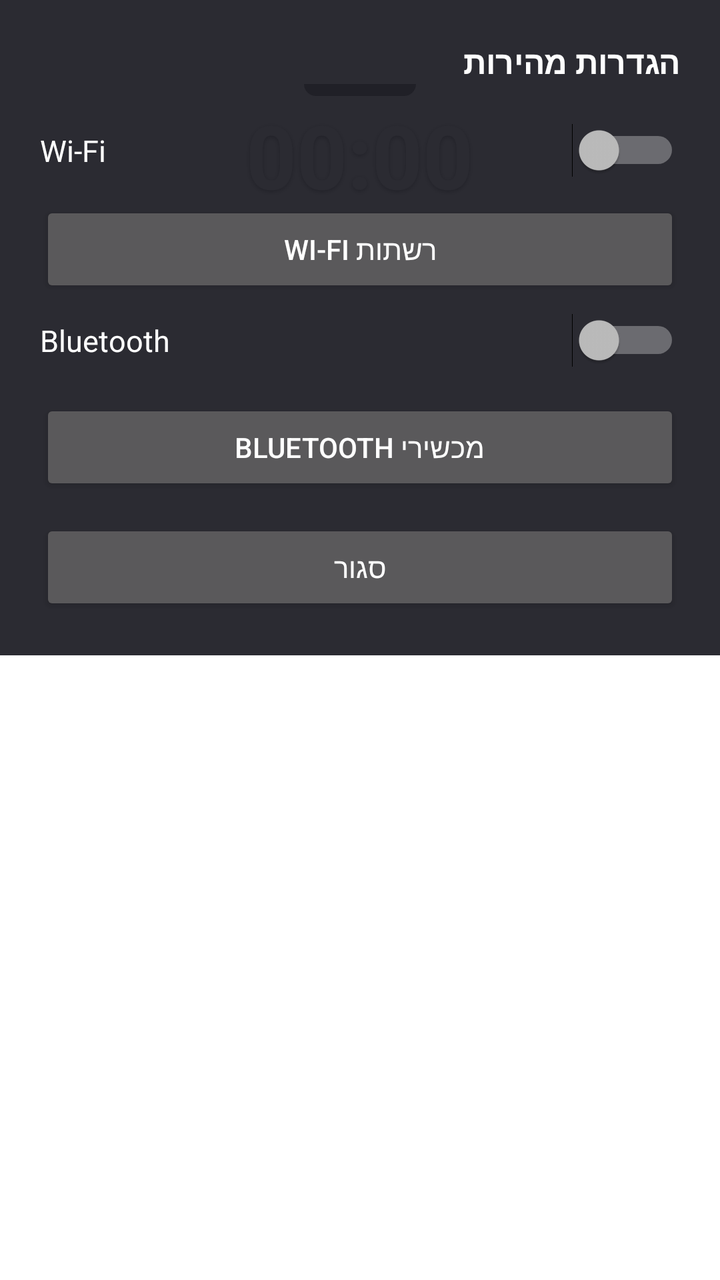
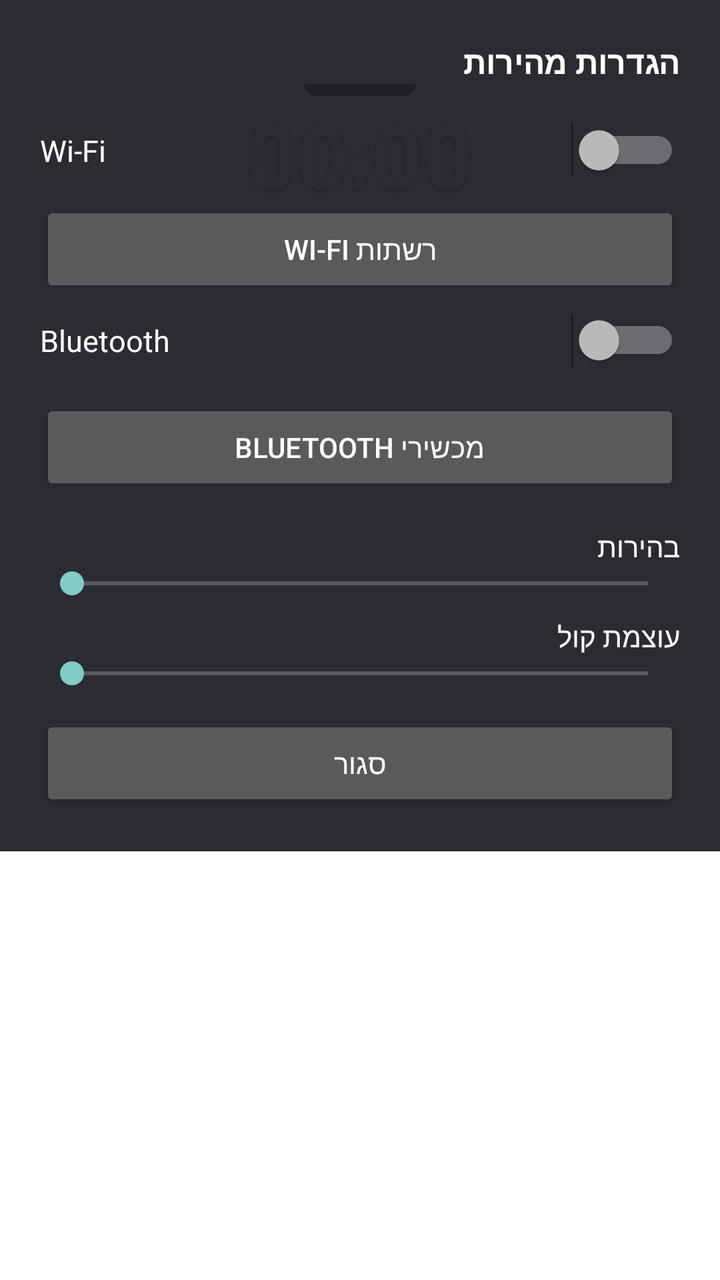

Before-and-after screenshots of an Android layout around one commit, followed by the original layout XML and the change that was made.
<!-- AndroidManifest.xml: activity theme Theme.Kiosk.Home -->
<!-- res/layout/activity_main.xml -->
<?xml version="1.0" encoding="utf-8"?>
<FrameLayout xmlns:android="http://schemas.android.com/apk/res/android"
    android:layout_width="match_parent"
    android:layout_height="match_parent">

    <TextClock
        android:id="@+id/clockText"
        android:layout_width="wrap_content"
        android:layout_height="wrap_content"
        android:layout_gravity="top|center_horizontal"
        android:layout_marginTop="48dp"
        android:format12Hour="HH:mm"
        android:format24Hour="HH:mm"
        android:textColor="#FFFFFF"
        android:textSize="44sp"
        android:textStyle="bold"
        android:shadowColor="#99000000"
        android:shadowDx="0"
        android:shadowDy="2"
        android:shadowRadius="6" />

    <TextClock
        android:id="@+id/dateText"
        android:layout_width="wrap_content"
        android:layout_height="wrap_content"
        android:layout_gravity="top|center_horizontal"
        android:layout_marginTop="104dp"
        android:format12Hour="EEEE, d MMMM"
        android:format24Hour="EEEE, d MMMM"
        android:textColor="#DDFFFFFF"
        android:textSize="16sp"
        android:shadowColor="#99000000"
        android:shadowDx="0"
        android:shadowDy="1"
        android:shadowRadius="4" />

    <TextView
        android:id="@+id/statusText"
        android:layout_width="wrap_content"
        android:layout_height="wrap_content"
        android:layout_gravity="top|center_horizontal"
        android:layout_marginTop="134dp"
        android:textColor="#CCFFFFFF"
        android:textSize="13sp"
        android:shadowColor="#99000000"
        android:shadowDx="0"
        android:shadowDy="1"
        android:shadowRadius="4" />

    <TextView
        android:id="@+id/emptyStateText"
        android:layout_width="wrap_content"
        android:layout_height="wrap_content"
        android:layout_gravity="center"
        android:text="לא נבחרו אפליקציות עדיין"
        android:textColor="#FFFFFF"
        android:shadowColor="#99000000"
        android:shadowDx="0"
        android:shadowDy="1"
        android:shadowRadius="4"
        android:textSize="16sp"
        android:visibility="gone" />

    <androidx.recyclerview.widget.RecyclerView
        android:id="@+id/kioskGrid"
        android:layout_width="match_parent"
        android:layout_height="match_parent"
        android:paddingStart="16dp"
        android:paddingEnd="16dp"
        android:paddingTop="200dp"
        android:paddingBottom="24dp"
        android:clipToPadding="false" />

    
    <LinearLayout
        android:id="@+id/curtainHandle"
        android:layout_width="match_parent"
        android:layout_height="56dp"
        android:layout_gravity="top|center_horizontal"
        android:gravity="bottom|center_horizontal"
        android:paddingBottom="8dp">

        <View
            android:layout_width="56dp"
            android:layout_height="6dp"
            android:background="@drawable/curtain_handle_background" />

    </LinearLayout>

    
    <View
        android:id="@+id/adminCornerTrigger"
        android:layout_width="64dp"
        android:layout_height="64dp"
        android:layout_gravity="top|start" />

    
    <LinearLayout
        android:id="@+id/curtainPanel"
        android:layout_width="match_parent"
        android:layout_height="wrap_content"
        android:layout_gravity="top"
        android:orientation="vertical"
        android:background="#EE1C1C24"
        android:padding="20dp">

        <TextView
            android:layout_width="match_parent"
            android:layout_height="wrap_content"
            android:text="הגדרות מהירות"
            android:textColor="#FFFFFF"
            android:textStyle="bold"
            android:textSize="16sp"
            android:layout_marginBottom="12dp" />

        <LinearLayout
            android:id="@+id/curtainWifiRow"
            android:layout_width="match_parent"
            android:layout_height="wrap_content"
            android:orientation="horizontal"
            android:gravity="center_vertical"
            android:paddingTop="8dp"
            android:paddingBottom="8dp">

            <TextView
                android:layout_width="0dp"
                android:layout_height="wrap_content"
                android:layout_weight="1"
                android:text="Wi-Fi"
                android:textColor="#FFFFFF"
                android:textSize="15sp" />

            <Switch
                android:id="@+id/curtainWifiSwitch"
                android:layout_width="wrap_content"
                android:layout_height="wrap_content" />

        </LinearLayout>

        <Button
            android:id="@+id/curtainWifiNetworksButton"
            android:layout_width="match_parent"
            android:layout_height="wrap_content"
            android:layout_marginTop="4dp"
            android:text="רשתות Wi-Fi" />

        <LinearLayout
            android:layout_width="match_parent"
            android:layout_height="wrap_content"
            android:orientation="horizontal"
            android:gravity="center_vertical"
            android:paddingTop="8dp"
            android:paddingBottom="8dp">

            <TextView
                android:layout_width="0dp"
                android:layout_height="wrap_content"
                android:layout_weight="1"
                android:text="Bluetooth"
                android:textColor="#FFFFFF"
                android:textSize="15sp" />

            <Switch
                android:id="@+id/curtainBluetoothSwitch"
                android:layout_width="wrap_content"
                android:layout_height="wrap_content" />

        </LinearLayout>

        <Button
            android:id="@+id/curtainBluetoothDevicesButton"
            android:layout_width="match_parent"
            android:layout_height="wrap_content"
            android:layout_marginTop="8dp"
            android:text="מכשירי Bluetooth" />

        <Button
            android:id="@+id/curtainCloseButton"
            android:layout_width="match_parent"
            android:layout_height="wrap_content"
            android:layout_marginTop="12dp"
            android:text="סגור" />

    </LinearLayout>

</FrameLayout>
<!-- resources referenced by this layout -->
<resources>
  <!-- drawable curtain_handle_background (drawable) -->
  <?xml version="1.0" encoding="utf-8"?>
  <shape xmlns:android="http://schemas.android.com/apk/res/android"
      android:shape="rectangle">
      <solid android:color="#AA000000" />
      <corners
          android:bottomLeftRadius="14dp"
          android:bottomRightRadius="14dp" />
  </shape>
  <style name="Theme.Kiosk.Home" parent="Theme.AppCompat.NoActionBar">
          <item name="android:windowShowWallpaper">true</item>
          <item name="android:windowBackground">@android:color/transparent</item>
          <item name="android:colorBackgroundCacheHint">@null</item>
          <item name="android:windowIsTranslucent">false</item>
          <item name="android:statusBarColor">@android:color/transparent</item>
          <item name="android:windowLightStatusBar">false</item>
      </style>
</resources>

<!-- the commit's change to res/layout/activity_main.xml (unified diff, before → after) -->
@@ -174,6 +174,33 @@
             android:layout_marginTop="8dp"
             android:text="מכשירי Bluetooth" />
 
+        <TextView
+            android:layout_width="match_parent"
+            android:layout_height="wrap_content"
+            android:layout_marginTop="16dp"
+            android:text="בהירות"
+            android:textColor="#FFFFFF"
+            android:textSize="14sp" />
+
+        <SeekBar
+            android:id="@+id/curtainBrightnessSeekBar"
+            android:layout_width="match_parent"
+            android:layout_height="wrap_content"
+            android:max="255" />
+
+        <TextView
+            android:layout_width="match_parent"
+            android:layout_height="wrap_content"
+            android:layout_marginTop="8dp"
+            android:text="עוצמת קול"
+            android:textColor="#FFFFFF"
+            android:textSize="14sp" />
+
+        <SeekBar
+            android:id="@+id/curtainVolumeSeekBar"
+            android:layout_width="match_parent"
+            android:layout_height="wrap_content" />
+
         <Button
             android:id="@+id/curtainCloseButton"
             android:layout_width="match_parent"
